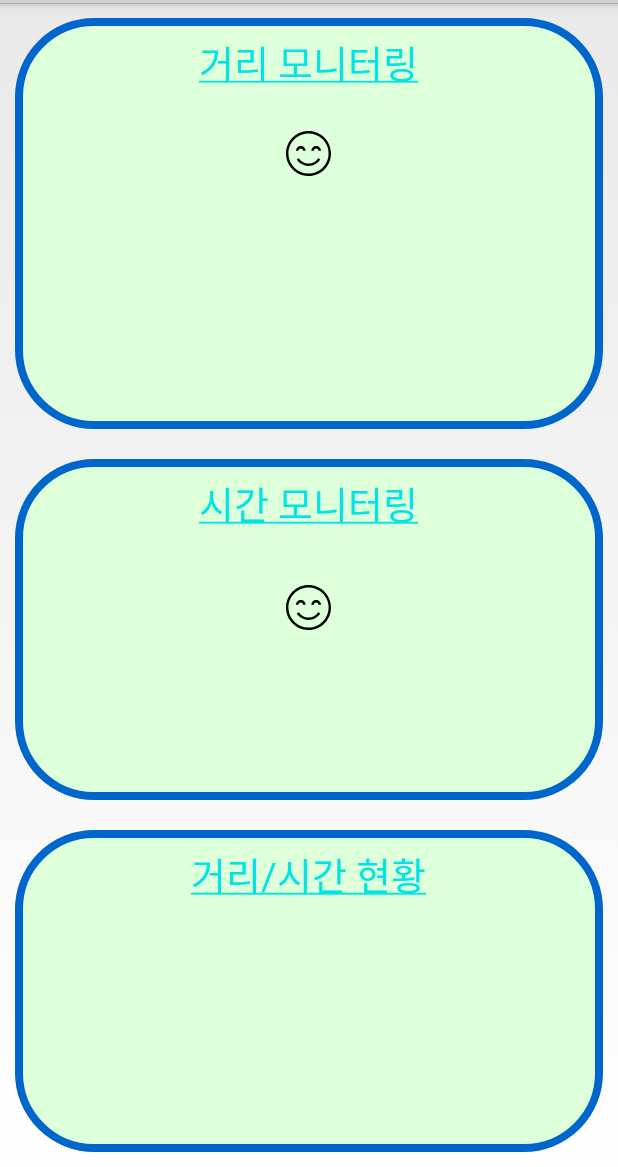
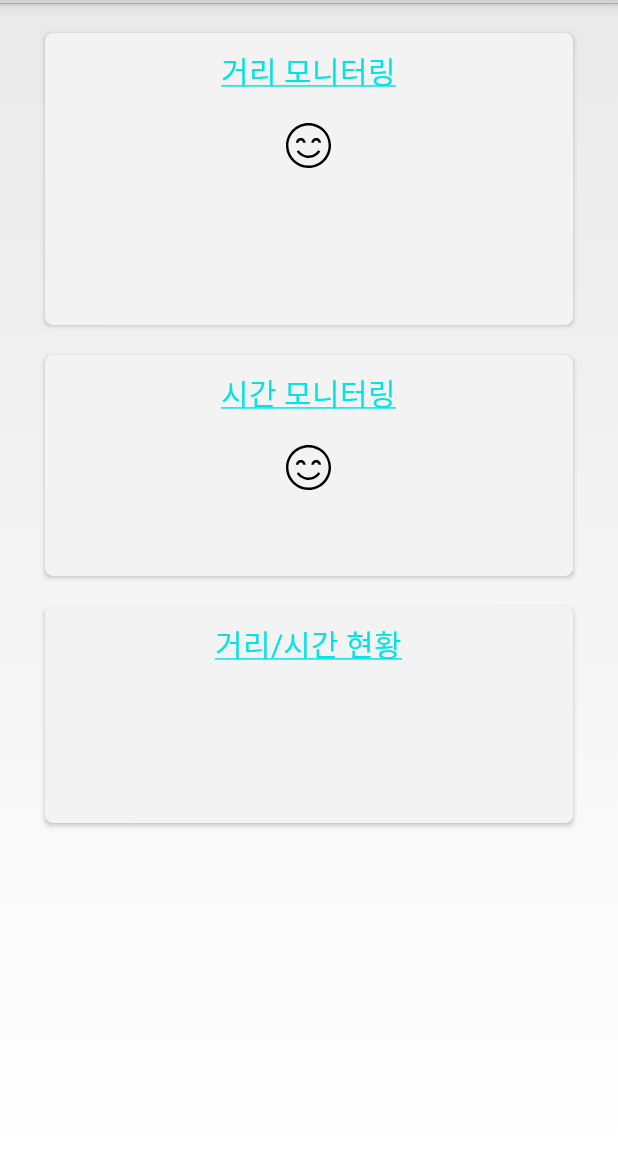
Before and after one commit to JaySeek/Software-Project, an Android app: the layout activity_main.xml on its own in the app's theme, with its tools: preview values and no code run, on a phone screen of 412 x 824 dp, the part 69-1236 px from its top. Run offline under Robolectric (Android 15) with nearby library versions, the phone set to English and light mode, and no system bars; Roboto replaces fonts that are not available here.

Commit message:
Main UI 개선 작업 (CardView 사용)

```diff
--- a/app/build.gradle
+++ b/app/build.gradle
@@ -27,4 +27,7 @@ dependencies {
     compile 'com.android.support.constraint:constraint-layout:1.0.2'
     testCompile 'junit:junit:4.12'
     compile 'com.tsengvn:typekit:1.0.1'
+    compile 'com.android.support:appcompat-v7:26.0.0-alpha1'
+    compile 'com.android.support:cardview-v7:26.0.0-alpha1'
+    compile 'com.android.support:recyclerview-v7:26.0.0-alpha1'
 }
--- a/app/src/main/java/com/example/wjdtl/eyesafer/GuideActivity.java
+++ /dev/null
@@ -1,15 +0,0 @@
-package com.example.wjdtl.eyesafer;
-
-import android.app.Activity;
-import android.os.Bundle;
-
-public class GuideActivity extends Activity {
-
-    @Override
-    protected void onCreate(Bundle savedInstanceState) {
-        super.onCreate(savedInstanceState);
-        setContentView(R.layout.activity_guide);
-
-
-    }
-}
--- a/app/src/main/res/layout/activity_guide.xml
+++ /dev/null
@@ -1,9 +0,0 @@
-<?xml version="1.0" encoding="utf-8"?>
-<android.support.constraint.ConstraintLayout xmlns:android="http://schemas.android.com/apk/res/android"
-    xmlns:app="http://schemas.android.com/apk/res-auto"
-    xmlns:tools="http://schemas.android.com/tools"
-    android:layout_width="match_parent"
-    android:layout_height="match_parent"
-    tools:context="com.example.wjdtl.eyesafer.GuideActivity">
-
-</android.support.constraint.ConstraintLayout>
--- a/app/src/main/res/layout/activity_main.xml
+++ b/app/src/main/res/layout/activity_main.xml
@@ -1,35 +1,39 @@
 <?xml version="1.0" encoding="utf-8"?>
-<LinearLayout
-    xmlns:android="http://schemas.android.com/apk/res/android"
+<LinearLayout xmlns:android="http://schemas.android.com/apk/res/android"
+    xmlns:card_view="http://schemas.android.com/apk/res-auto"
+    android:orientation="vertical"
     android:layout_width="match_parent"
-    android:layout_height="match_parent"
-    android:orientation="vertical">
+    android:layout_height="match_parent">
+
+    <android.support.v7.widget.CardView
+        android:layout_width="match_parent"
+        android:layout_height="wrap_content"
+        android:layout_marginTop="20dp"
+        android:layout_marginLeft="30dp"
+        android:layout_marginRight="30dp"
+        card_view:cardCornerRadius="5dp">
 
         <LinearLayout
             android:layout_width="match_parent"
-        android:layout_height="wrap_content"
-        android:layout_weight="1"
-        android:layout_margin="10dp"
-        android:padding="10dp"
-        android:background="@drawable/layout_round"
+            android:layout_height="match_parent"
             android:orientation="vertical">
 
             <TextView
                 android:id="@+id/subjectMonitorDist"
                 android:layout_width="wrap_content"
                 android:layout_height="wrap_content"
+                android:layout_gravity="center"
+                android:layout_margin="10dp"
+                android:text="@string/main_distmonitor"
                 android:textColor="@color/colorMonitorText"
-            android:layout_gravity="center"
-            android:text="@string/main_distmonitor"
-            android:textSize="25dp"/>
+                android:textSize="20dp" />
 
             <ImageView
                 android:id="@+id/distImageView"
                 android:layout_width="wrap_content"
                 android:layout_height="wrap_content"
-            android:layout_marginTop="10dp"
                 android:layout_gravity="center"
-            android:layout_weight="1"
+                android:layout_margin="10dp"
                 android:src="@drawable/ic_grade_smile" />
 
             <TextView
@@ -37,9 +41,8 @@
                 android:layout_width="wrap_content"
                 android:layout_height="wrap_content"
                 android:layout_gravity="center"
-            android:layout_marginTop="10dp"
+                android:layout_margin="10dp"
                 android:gravity="center"
-            android:layout_weight="1"
                 android:textSize="20dp" />
 
             <TextView
@@ -47,20 +50,24 @@
                 android:layout_width="wrap_content"
                 android:layout_height="wrap_content"
                 android:layout_gravity="center"
-            android:layout_marginTop="10dp"
+                android:layout_margin="10dp"
                 android:gravity="center"
-            android:layout_weight="1"
                 android:textSize="20dp" />
 
         </LinearLayout>
+    </android.support.v7.widget.CardView>
+
+    <android.support.v7.widget.CardView
+        android:layout_width="match_parent"
+        android:layout_height="wrap_content"
+        android:layout_marginTop="20dp"
+        android:layout_marginLeft="30dp"
+        android:layout_marginRight="30dp"
+        card_view:cardCornerRadius="5dp">
 
         <LinearLayout
             android:layout_width="match_parent"
-        android:layout_height="wrap_content"
-        android:layout_weight="1"
-        android:padding="10dp"
-        android:layout_margin="10dp"
-        android:background="@drawable/layout_round"
+            android:layout_height="match_parent"
             android:orientation="vertical">
 
             <TextView
@@ -68,17 +75,17 @@
                 android:layout_width="wrap_content"
                 android:layout_height="wrap_content"
                 android:layout_gravity="center"
+                android:layout_margin="10dp"
+                android:text="@string/main_timemonitor"
                 android:textColor="@color/colorMonitorText"
-            android:text="@string/main_timemonitor"
-            android:textSize="25dp"/>
+                android:textSize="20dp" />
 
             <ImageView
                 android:id="@+id/timeImageView"
                 android:layout_width="wrap_content"
                 android:layout_height="wrap_content"
-            android:layout_marginTop="10dp"
                 android:layout_gravity="center"
-            android:layout_weight="1"
+                android:layout_margin="10dp"
                 android:src="@drawable/ic_grade_smile" />
 
             <TextView
@@ -86,19 +93,24 @@
                 android:layout_width="wrap_content"
                 android:layout_height="wrap_content"
                 android:layout_gravity="center"
-            android:layout_weight="1"
                 android:gravity="center"
+                android:layout_margin="10dp"
                 android:textSize="20dp" />
 
         </LinearLayout>
+    </android.support.v7.widget.CardView>
+
+    <android.support.v7.widget.CardView
+        android:layout_width="match_parent"
+        android:layout_height="wrap_content"
+        android:layout_marginTop="20dp"
+        android:layout_marginLeft="30dp"
+        android:layout_marginRight="30dp"
+        card_view:cardCornerRadius="5dp">
 
         <LinearLayout
             android:layout_width="match_parent"
-        android:layout_height="wrap_content"
-        android:layout_weight="1"
-        android:padding="10dp"
-        android:layout_margin="10dp"
-        android:background="@drawable/layout_round"
+            android:layout_height="match_parent"
             android:orientation="vertical">
 
             <TextView
@@ -106,17 +118,17 @@
                 android:layout_width="wrap_content"
                 android:layout_height="wrap_content"
                 android:layout_gravity="center"
-            android:layout_weight="1"
+                android:layout_margin="10dp"
+                android:text="@string/main_status"
                 android:textColor="@color/colorMonitorText"
-            android:text="@string/main_status"
-            android:textSize="25dp"/>
+                android:textSize="20dp" />
 
             <TextView
                 android:id="@+id/distViolationTxt"
                 android:layout_width="wrap_content"
                 android:layout_height="wrap_content"
                 android:layout_gravity="center"
-            android:layout_weight="1"
+                android:layout_margin="10dp"
                 android:textSize="20dp" />
 
             <TextView
@@ -124,8 +136,9 @@
                 android:layout_width="wrap_content"
                 android:layout_height="wrap_content"
                 android:layout_gravity="center"
-            android:layout_weight="1"
+                android:layout_margin="10dp"
                 android:textSize="20dp" />
         </LinearLayout>
+    </android.support.v7.widget.CardView>
 
 </LinearLayout>
```
Lines whose indentation alone changed are shown as unchanged.
